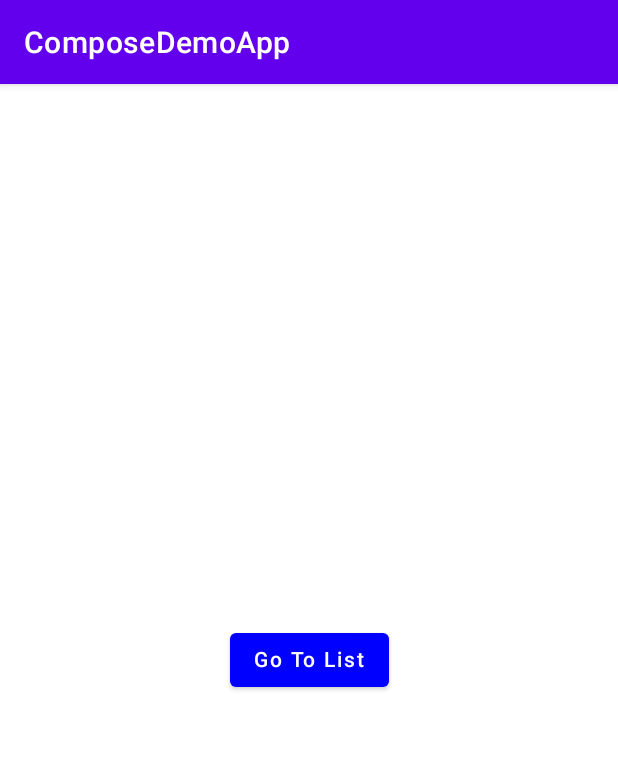
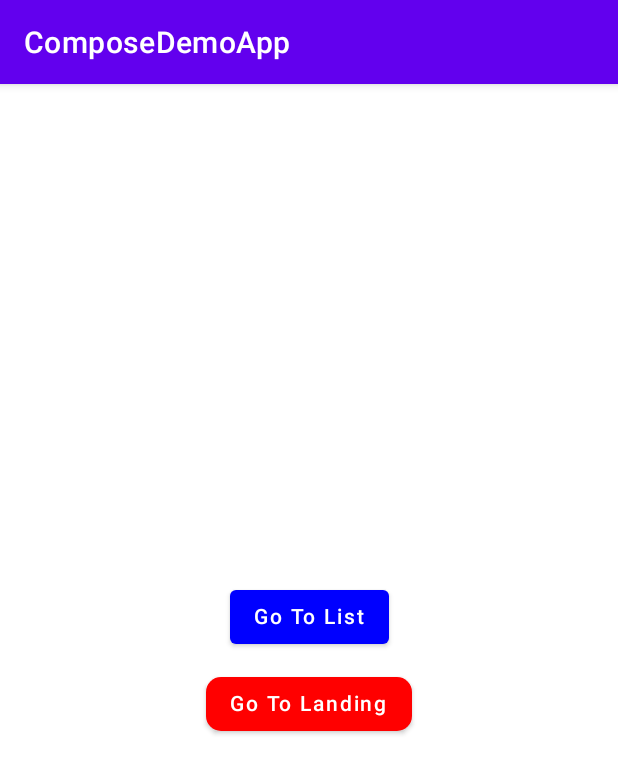
Before and after one commit to MateuszW95/ComposeDemo, an Android app built with Jetpack Compose: the screen it shows after launch (MainActivity), on a phone screen of 412 x 824 dp. Shown: the top 774 px of the screen. Run offline under Robolectric (Android 15) with nearby library versions, the phone set to English and light mode, and no system bars.

```diff
--- a/app/build.gradle
+++ b/app/build.gradle
@@ -75,7 +75,7 @@ dependencies {
     implementation "androidx.navigation:navigation-compose:2.4.0-alpha06"
 
 
-    implementation("io.coil-kt:coil-compose:1.3.0")
+    implementation("io.coil-kt:coil-compose:1.3.1")
 
     testImplementation 'junit:junit:4.13.2'
     androidTestImplementation 'androidx.test.ext:junit:1.1.3'
--- a/app/src/main/java/com/mwdev/composedemoapp/ui/main/MainScreen.kt
+++ b/app/src/main/java/com/mwdev/composedemoapp/ui/main/MainScreen.kt
@@ -1,18 +1,21 @@
 package com.mwdev.composedemoapp.ui.main
 
-import androidx.compose.foundation.layout.Arrangement
-import androidx.compose.foundation.layout.Column
-import androidx.compose.foundation.layout.fillMaxHeight
-import androidx.compose.foundation.layout.fillMaxWidth
+import androidx.compose.foundation.background
+import androidx.compose.foundation.layout.*
+import androidx.compose.foundation.shape.RoundedCornerShape
 import androidx.compose.material.Button
 import androidx.compose.material.ButtonDefaults
 import androidx.compose.material.Text
 import androidx.compose.runtime.Composable
 import androidx.compose.ui.Alignment
 import androidx.compose.ui.Modifier
+import androidx.compose.ui.draw.shadow
 import androidx.compose.ui.graphics.Color
 import androidx.compose.ui.res.stringResource
+import androidx.compose.ui.tooling.preview.Preview
+import androidx.compose.ui.unit.dp
 import androidx.navigation.NavController
+import androidx.navigation.compose.rememberNavController
 import com.mwdev.composedemoapp.R
 
 @Composable
@@ -26,15 +29,37 @@ fun MainScreen(navController: NavController) {
     ) {
         Button(
             onClick = {
-                      //todo navigate to list creen
-                      },
+                //todo navigate to list creen
+            },
             colors = ButtonDefaults.textButtonColors(
                 backgroundColor = Color.Blue
             )
         ) {
             Text(
-                text= stringResource(id = R.string.go_to_list),
-                color = Color.White)
+                text = stringResource(id = R.string.go_to_list),
+                color = Color.White
+            )
+        }
+        Spacer(modifier = Modifier.size(0.dp, 10.dp))
+        Button(
+            onClick = {
+                navController.navigate(Screen.LandingScreen.route)
+            },
+            colors = ButtonDefaults.textButtonColors(
+                backgroundColor = Color.Red,
+            ),
+            shape = RoundedCornerShape(10.dp)
+        ) {
+            Text(
+                text = stringResource(id = R.string.go_to_landing),
+                color = Color.White
+            )
         }
     }
 }
+
+@Preview(showBackground = true)
+@Composable
+fun MainScreenPreview() {
+    MainScreen(navController = rememberNavController())
+}
--- a/app/src/main/java/com/mwdev/composedemoapp/ui/main/Navigation.kt
+++ b/app/src/main/java/com/mwdev/composedemoapp/ui/main/Navigation.kt
@@ -4,6 +4,7 @@ import androidx.compose.runtime.Composable
 import androidx.navigation.compose.NavHost
 import androidx.navigation.compose.composable
 import androidx.navigation.compose.rememberNavController
+import com.mwdev.composedemoapp.ui.member.LandingScreen
 
 @Composable
 fun Navigation() {
@@ -12,5 +13,8 @@ fun Navigation() {
         composable(route = Screen.MainScreen.route) {
             MainScreen(navController = navController)
         }
+        composable(Screen.LandingScreen.route) {
+            LandingScreen(navigation = navController)
+        }
     }
 }
--- a/app/src/main/java/com/mwdev/composedemoapp/ui/main/Screen.kt
+++ b/app/src/main/java/com/mwdev/composedemoapp/ui/main/Screen.kt
@@ -3,4 +3,5 @@ package com.mwdev.composedemoapp.ui.main
 sealed class Screen(val route: String){
     object MainScreen: Screen(route = "main_screen")
     object ListScreen: Screen(route="list_screen")
+    object LandingScreen: Screen(route="landing_screen")
 }
--- a/app/src/main/res/values/strings.xml
+++ b/app/src/main/res/values/strings.xml
@@ -1,4 +1,6 @@
 <resources>
     <string name="app_name">ComposeDemoApp</string>
     <string name="go_to_list">Go To List</string>
+    <string name="sign_In">Sign In</string>
+    <string name="go_to_landing">Go To Landing</string>
 </resources>
--- a/build.gradle
+++ b/build.gradle
@@ -1,13 +1,13 @@
 // Top-level build file where you can add configuration options common to all sub-projects/modules.
 buildscript {
-    ext.kotlin_version = "1.5.20"
+    ext.kotlin_version = "1.5.10"
     ext.compose_version="1.1.0-alpha01"
     repositories {
         google()
         mavenCentral()
     }
     dependencies {
-        classpath "com.android.tools.build:gradle:4.2.2"
+        classpath 'com.android.tools.build:gradle:7.0.0'
         classpath "org.jetbrains.kotlin:kotlin-gradle-plugin:$kotlin_version"
 
         // NOTE: Do not place your application dependencies here; they belong
```
Also changed, not shown: app/src/main/java/com/mwdev/composedemoapp/ui/member/LandingScreen.kt (added, +109 -0 lines), gradle/wrapper/gradle-wrapper.properties.
